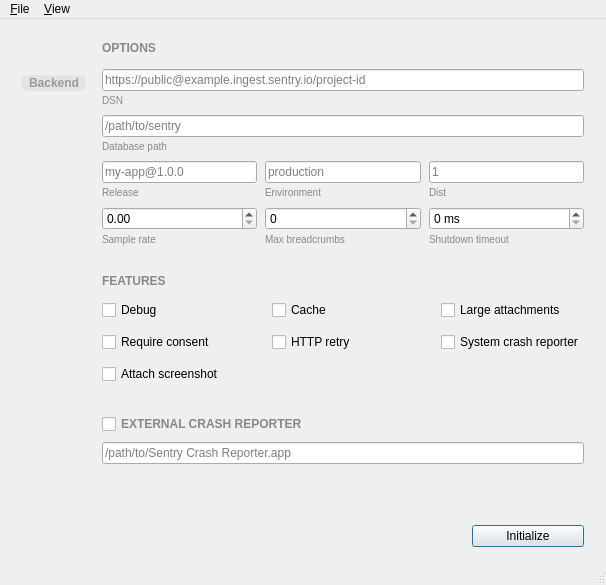
Qt form src/sentrywindow.ui (jpnurmi/sentry-playground) before a commit.
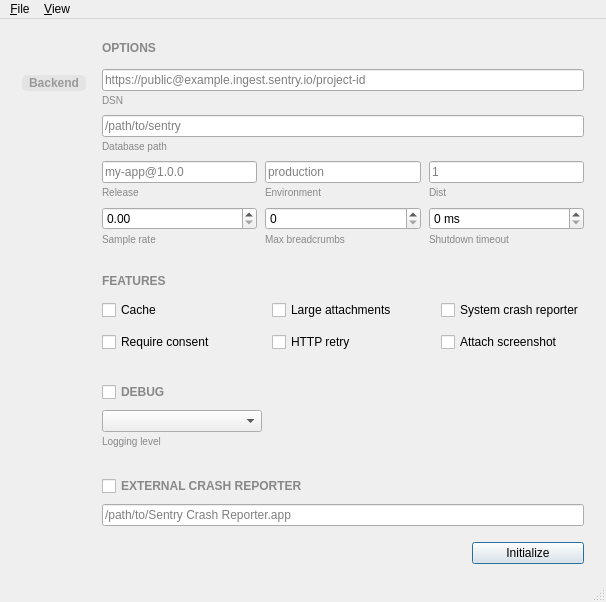
The same form after that commit. Icons and pictures are not drawn.

```diff
--- a/src/sentrywindow.ui
+++ b/src/sentrywindow.ui
@@ -465,52 +465,7 @@
             <property name="verticalSpacing">
              <number>8</number>
             </property>
-            <item row="1" column="0">
-             <widget class="QCheckBox" name="requireUserConsentBox">
-              <property name="minimumSize">
-               <size>
-                <width>0</width>
-                <height>24</height>
-               </size>
-              </property>
-              <property name="text">
-               <string>Require consent</string>
-              </property>
-             </widget>
-            </item>
-            <item row="2" column="0">
-             <widget class="QCheckBox" name="attachScreenshotBox">
-              <property name="minimumSize">
-               <size>
-                <width>0</width>
-                <height>24</height>
-               </size>
-              </property>
-              <property name="text">
-               <string>Attach screenshot</string>
-              </property>
-             </widget>
-            </item>
             <item row="0" column="0">
-             <widget class="QCheckBox" name="debugBox">
-              <property name="sizePolicy">
-               <sizepolicy hsizetype="MinimumExpanding" vsizetype="Fixed">
-                <horstretch>1</horstretch>
-                <verstretch>0</verstretch>
-               </sizepolicy>
-              </property>
-              <property name="minimumSize">
-               <size>
-                <width>0</width>
-                <height>24</height>
-               </size>
-              </property>
-              <property name="text">
-               <string>Debug</string>
-              </property>
-             </widget>
-            </item>
-            <item row="0" column="1">
              <widget class="QCheckBox" name="cacheKeepBox">
               <property name="sizePolicy">
                <sizepolicy hsizetype="MinimumExpanding" vsizetype="Fixed">
@@ -529,7 +484,7 @@
               </property>
              </widget>
             </item>
-            <item row="0" column="2">
+            <item row="0" column="1">
              <widget class="QCheckBox" name="enableLargeAttachmentsBox">
               <property name="sizePolicy">
                <sizepolicy hsizetype="MinimumExpanding" vsizetype="Fixed">
@@ -548,6 +503,38 @@
               </property>
              </widget>
             </item>
+            <item row="0" column="2">
+             <widget class="QCheckBox" name="systemCrashReporterBox">
+              <property name="sizePolicy">
+               <sizepolicy hsizetype="MinimumExpanding" vsizetype="Fixed">
+                <horstretch>1</horstretch>
+                <verstretch>0</verstretch>
+               </sizepolicy>
+              </property>
+              <property name="minimumSize">
+               <size>
+                <width>0</width>
+                <height>24</height>
+               </size>
+              </property>
+              <property name="text">
+               <string>System crash reporter</string>
+              </property>
+             </widget>
+            </item>
+            <item row="1" column="0">
+             <widget class="QCheckBox" name="requireUserConsentBox">
+              <property name="minimumSize">
+               <size>
+                <width>0</width>
+                <height>24</height>
+               </size>
+              </property>
+              <property name="text">
+               <string>Require consent</string>
+              </property>
+             </widget>
+            </item>
             <item row="1" column="1">
              <widget class="QCheckBox" name="httpRetryBox">
               <property name="minimumSize">
@@ -562,7 +549,7 @@
              </widget>
             </item>
             <item row="1" column="2">
-             <widget class="QCheckBox" name="systemCrashReporterBox">
+             <widget class="QCheckBox" name="attachScreenshotBox">
               <property name="minimumSize">
                <size>
                 <width>0</width>
@@ -570,12 +557,107 @@
                </size>
               </property>
               <property name="text">
-               <string>System crash reporter</string>
+               <string>Attach screenshot</string>
               </property>
              </widget>
             </item>
            </layout>
           </item>
+          <item>
+           <spacer name="debugTopSpacer">
+            <property name="orientation">
+             <enum>Qt::Orientation::Vertical</enum>
+            </property>
+            <property name="sizeType">
+             <enum>QSizePolicy::Policy::Fixed</enum>
+            </property>
+            <property name="sizeHint" stdset="0">
+             <size>
+              <width>0</width>
+              <height>28</height>
+             </size>
+            </property>
+           </spacer>
+          </item>
+          <item>
+           <widget class="QCheckBox" name="debugBox">
+            <property name="styleSheet">
+             <string notr="true">QCheckBox { color: #888; font-weight: bold; }</string>
+            </property>
+            <property name="text">
+             <string>DEBUG</string>
+            </property>
+           </widget>
+          </item>
+          <item>
+           <spacer name="debugFieldsTopSpacer">
+            <property name="orientation">
+             <enum>Qt::Orientation::Vertical</enum>
+            </property>
+            <property name="sizeType">
+             <enum>QSizePolicy::Policy::Fixed</enum>
+            </property>
+            <property name="sizeHint" stdset="0">
+             <size>
+              <width>0</width>
+              <height>8</height>
+             </size>
+            </property>
+           </spacer>
+          </item>
+          <item>
+           <layout class="QHBoxLayout" name="debugFieldsLayout">
+            <property name="spacing">
+             <number>8</number>
+            </property>
+            <item>
+             <layout class="QVBoxLayout" name="loggerLevelFieldLayout">
+              <property name="spacing">
+               <number>3</number>
+              </property>
+              <item>
+               <widget class="QComboBox" name="loggerLevelBox">
+                <property name="minimumSize">
+                 <size>
+                  <width>160</width>
+                  <height>0</height>
+                 </size>
+                </property>
+                <property name="maximumSize">
+                 <size>
+                  <width>220</width>
+                  <height>16777215</height>
+                 </size>
+                </property>
+               </widget>
+              </item>
+              <item>
+               <widget class="QLabel" name="loggerLevelLabel">
+                <property name="styleSheet">
+                 <string notr="true">color: #888; font-size: 10px;</string>
+                </property>
+                <property name="text">
+                 <string>Logging level</string>
+                </property>
+               </widget>
+              </item>
+             </layout>
+            </item>
+            <item>
+             <spacer name="debugFieldsSpacer">
+              <property name="orientation">
+               <enum>Qt::Orientation::Horizontal</enum>
+              </property>
+              <property name="sizeHint" stdset="0">
+               <size>
+                <width>0</width>
+                <height>0</height>
+               </size>
+              </property>
+             </spacer>
+            </item>
+           </layout>
+          </item>
           <item>
            <spacer name="externalReporterTopSpacer">
             <property name="orientation">
```
